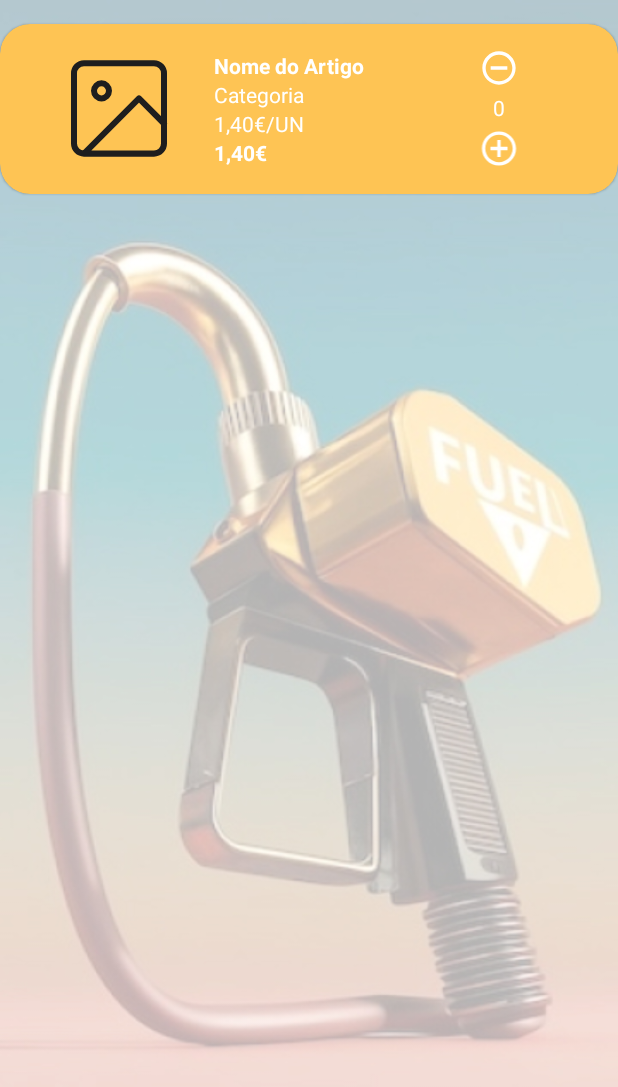
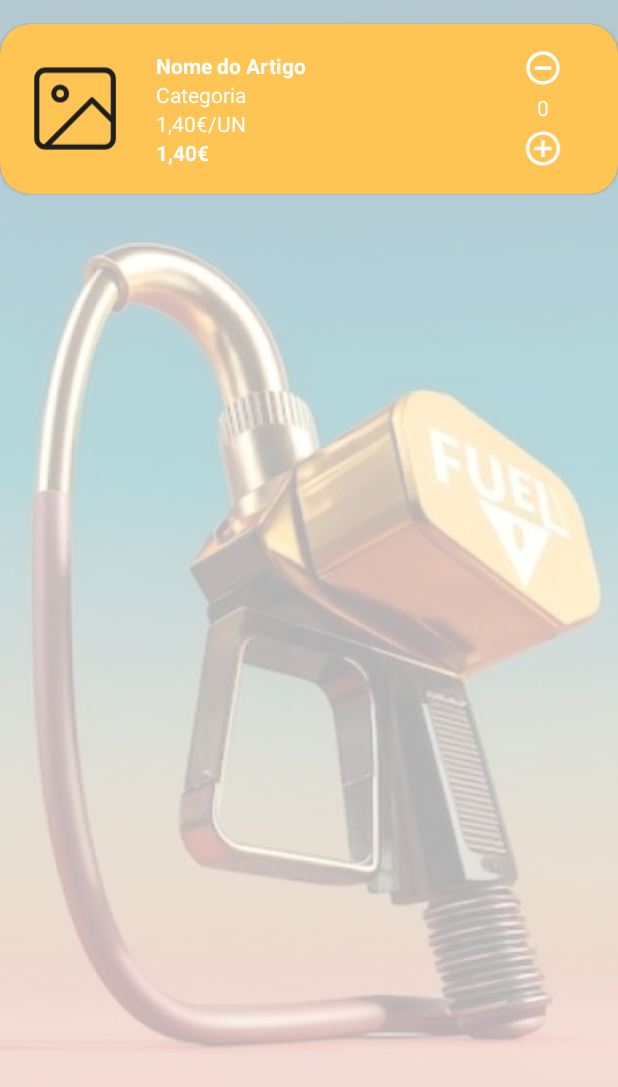
Before and after one commit to Margarida2223355/goFuel, an Android app: the layout item_items.xml on its own in the app's theme, with its tools: preview values and no code run, on a phone screen of 412 x 824 dp. Shown: the top 1087 px of the screen. Run offline under Robolectric (Android 15) with nearby library versions, the phone set to English and light mode, and no system bars.

Commit message:
Layout fix

```diff
--- a/Mobile/app/src/main/java/com/example/gofuel/modelView/Item/ItemStationItemViewModel.java
+++ b/Mobile/app/src/main/java/com/example/gofuel/modelView/Item/ItemStationItemViewModel.java
@@ -8,7 +8,7 @@ public class ItemStationItemViewModel {
 
     public ItemStationItemViewModel(ItemItemsBinding binding) {
         this.binding = binding;
-        binding.itemQty.setText("1");
+        //binding.itemQty.setText("0"); //If we need to set default value
     }
 
     public ItemItemsBinding getItem() {
--- a/Mobile/app/src/main/res/layout/item_items.xml
+++ b/Mobile/app/src/main/res/layout/item_items.xml
@@ -25,14 +25,15 @@
                 android:src="@drawable/item"
                 android:layout_width="0dp"
                 android:layout_height="wrap_content"
-                android:layout_weight="0.5"/>
+                android:layout_weight="0.2"/>
 
             <LinearLayout
                 android:layout_width="0dp"
                 android:layout_height="match_parent"
-                android:layout_weight="0.5"
+                android:layout_weight="0.6"
                 android:orientation="vertical"
-                android:gravity="center">
+                android:gravity="center"
+                android:layout_marginHorizontal="20dp">
 
                 <TextView
                     android:id="@+id/itemName"
@@ -66,7 +67,7 @@
             <LinearLayout
                 android:layout_width="0dp"
                 android:layout_height="match_parent"
-                android:layout_weight="0.5"
+                android:layout_weight="0.2"
                 android:orientation="vertical"
                 android:gravity="center">
 
```
